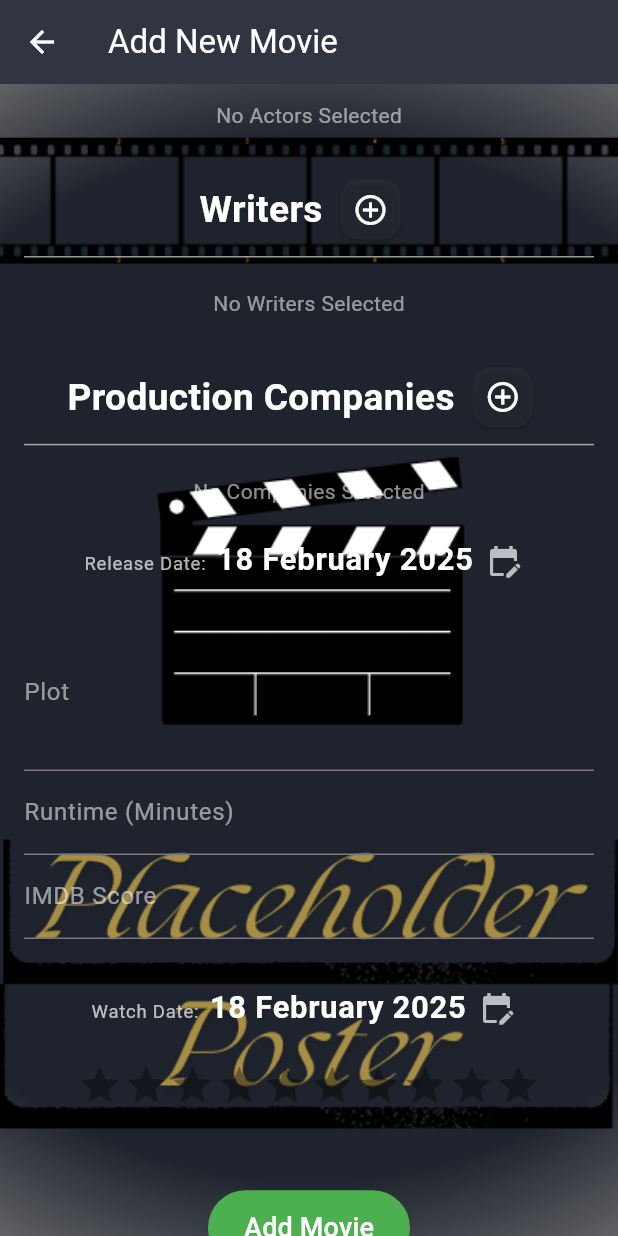
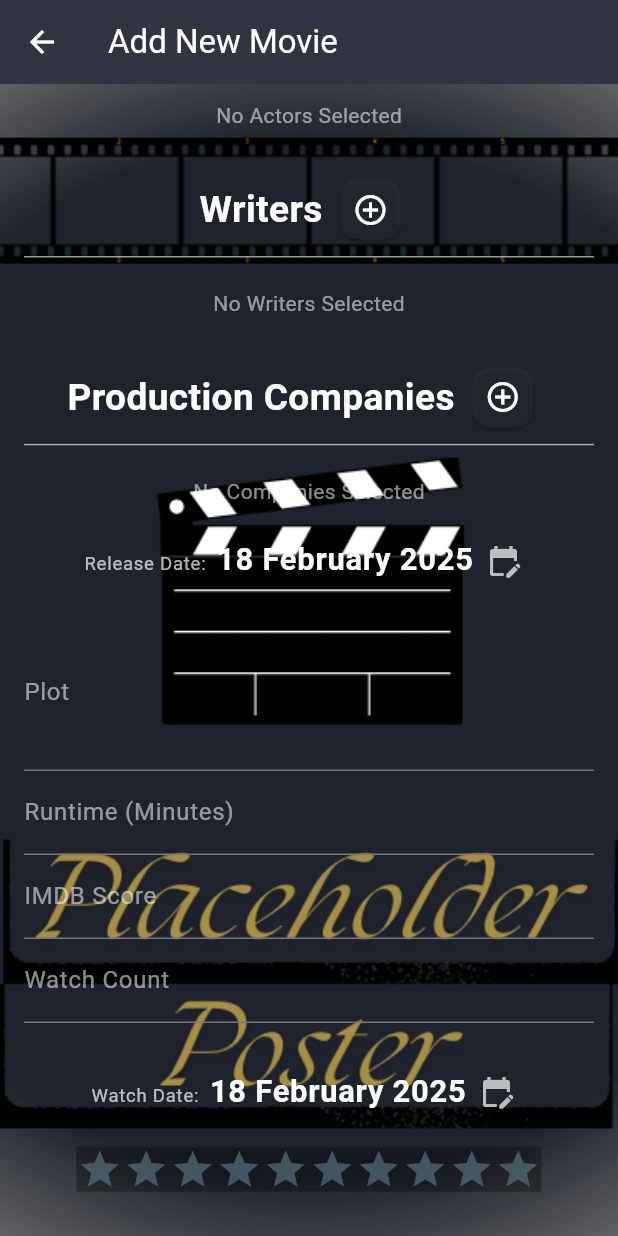
Before and after one commit to MertAliUzun/movie_collections_mobile, a Flutter app: the AddMovieScreen screen opened directly with empty values, scrolled down 576 dp, on a phone screen of 412 x 824 dp. Run offline on Flutter 3.47's test engine with Material 3 defaults, Android fonts, the phone set to English and light mode, and no system bars; drawn by our look-alikes of flutter_rating_bar; our stand-ins replace awesome_snackbar_content, connectivity_plus, csv, file_picker, flutter_dotenv, google_sign_in and 6 more; missing offline and left inert: cloudinary_public, country_flags; accounts and stored records are empty; generated files the repository leaves out were written again.

Commit message:
v 7.7 (added watch count)

```diff
--- a/lib/l10n/intl_en.arb
+++ b/lib/l10n/intl_en.arb
@@ -141,5 +141,6 @@
     "errorFetchingMovies": "Error Fetching Movies!",
     "daily": "Daily",
     "weekly": "Weekly",
-    "monthly": "Monthly"
+    "monthly": "Monthly",
+    "watchCount": "Watch Count"
 }
--- a/lib/l10n/intl_tr.arb
+++ b/lib/l10n/intl_tr.arb
@@ -141,5 +141,6 @@
     "errorFetchingMovies": "Filmleri Alırken Hata Oluştu!",
     "daily": "Günlük",
     "weekly": "Haftalık",
-    "monthly": "Aylık"
+    "monthly": "Aylık",
+    "watchCount": "İzleme Sayısı"
 }
--- a/lib/models/movie_model.dart
+++ b/lib/models/movie_model.dart
@@ -71,7 +71,10 @@ class Movie {
   final double? revenue;
 
   @HiveField(22)
-  final bool toSync;
+  final bool? toSync;
+
+  @HiveField(23)
+  final int? watchCount;
 
   //delete writers
     /*"cast": [
@@ -103,6 +106,7 @@ class Movie {
     this.popularity,
     this.revenue,
     this.toSync = false,
+    this.watchCount,
   });
 
   Map<String, dynamic> toJson() {
@@ -130,6 +134,7 @@ class Movie {
       'budget' : budget,
       'revenue' : revenue,
       'toSync': toSync,
+      'watchCount': watchCount,
     };
   }
 
@@ -158,6 +163,7 @@ class Movie {
       budget: json['budget']?.toDouble(),
       revenue: json['revenue']?.toDouble(),
       toSync: json['toSync'] ?? false,
+      watchCount: json['watchCount']
     );
   }
 }
--- a/lib/screens/add_movie_screen.dart
+++ b/lib/screens/add_movie_screen.dart
@@ -44,6 +44,7 @@ class _AddMovieScreenState extends State<AddMovieScreen> {
   final _directorNameController = TextEditingController();
   final _plotController = TextEditingController();
   final _runtimeController = TextEditingController();
+  final _watchCountController = TextEditingController();
   final _imdbRatingController = TextEditingController();
   final _sortTitleController = TextEditingController();
   final _productionCompanyController = TextEditingController();
@@ -290,6 +291,9 @@ class _AddMovieScreenState extends State<AddMovieScreen> {
         imdbRating: _imdbRatingController.text.isNotEmpty
             ? double.tryParse(_imdbRatingController.text)
             : null,
+        watchCount: _watchCountController.text.isNotEmpty
+            ? int.tryParse(_watchCountController.text)
+            : null,
         writers: _selectedWriters.isNotEmpty
             ? _selectedWriters
             : null,
@@ -524,7 +528,7 @@ class _AddMovieScreenState extends State<AddMovieScreen> {
       _runtimeController.text = widget.movie!.runtime?.toString() ?? '';
       _imdbRatingController.text = widget.movie!.imdbRating?.toString() ?? '';
       _sortTitleController.text = widget.movie!.customSortTitle ?? '';
-
+      _watchCountController.text = widget.movie!.watchCount?.toString() ?? '';
       // Tarihler
       _selectedDate = widget.movie!.releaseDate;
       _watchedDate = widget.movie!.watchDate ?? DateTime.now();
@@ -676,7 +680,7 @@ class _AddMovieScreenState extends State<AddMovieScreen> {
                         onPressed: () async {
                           await _addDetails('Add Genre', (genre) {
                             setState(() {
-                              _selectedWriters.add(genre);
+                              _selectedGenres.add(genre);
                             });
                           });
                         },
@@ -1104,6 +1108,22 @@ class _AddMovieScreenState extends State<AddMovieScreen> {
                     return null;
                   },
                 ),
+                if(!widget.isFromWishlist)
+                TextFormField(
+                  controller: _watchCountController,
+                  decoration: InputDecoration(labelText: S.of(context).watchCount, labelStyle: TextStyle(color: Colors.white54),),
+                  keyboardType: TextInputType.number,
+                  validator: (value) {
+                    if (value != null && value.isNotEmpty) {
+                      final number = int.tryParse(value);
+                      if (number == null) {
+                        return S.of(context).enterValidNumber;
+                      }
+                    }
+                    return null;
+                  },
+                  style: const TextStyle(color: Colors.white),
+                ),
                 /*TextFormField(
                   controller: _popularityController,
                   decoration: const InputDecoration(labelText: 'Popularity', labelStyle: TextStyle(color: Colors.white54)),
@@ -1152,7 +1172,16 @@ class _AddMovieScreenState extends State<AddMovieScreen> {
                     ),
                     onTap: () => _watchDate(context),
                   ),
+                  Stack(
+                      children: [
+                        Positioned.fill(
+                            child: Container(
+                              color: Colors.black.withOpacity(0.3), // Siyah yarı saydam filtre
+                            ),
+                ),
+                if(!widget.isFromWishlist)
                 RatingBar.builder(
+                  unratedColor: Colors.blueGrey.withOpacity(0.6),
                   itemSize: 30,
                   initialRating: _userScore,
                   minRating: 0,
@@ -1167,10 +1196,22 @@ class _AddMovieScreenState extends State<AddMovieScreen> {
                     });
                   },
                 ),
+                      ],
+                    ),
 
                   },
                   if (widget.isFromWishlist)
+                    Padding(
+                      padding: const EdgeInsets.fromLTRB(0, 25, 0, 0),
+                      child: Stack(
+                        children: [
+                            Positioned.fill(
+                            child: Container(
+                              color: Colors.black.withOpacity(0.3), // Siyah yarı saydam filtre
+                            ),
+                          ),
                           RatingBar.builder(
+                          unratedColor: Colors.blueGrey.withOpacity(0.6),
                           itemSize: 30,
                           initialRating: _hypeScore,
                           minRating: 0,
@@ -1184,6 +1225,9 @@ class _AddMovieScreenState extends State<AddMovieScreen> {
                               _hypeScore = rating;
                             });
                           },
+                        ),
+                        ],
+                      ),
                     ),
                 SizedBox(height: 30,),
                 //Upload Image
@@ -1248,6 +1292,7 @@ class _AddMovieScreenState extends State<AddMovieScreen> {
     _plotController.dispose();
     _runtimeController.dispose();
     _imdbRatingController.dispose();
+    _watchCountController.dispose();
     _productionCompanyController.dispose();
     _countryController.dispose();
     _popularityController.dispose();
--- a/lib/screens/collection_screen.dart
+++ b/lib/screens/collection_screen.dart
@@ -104,6 +104,8 @@ class _CollectionScreenState extends State<CollectionScreen> {
         comparison = a.imdbRating!.compareTo(b.imdbRating!);
       } else if (_sortBy == 'runtime') {
         comparison = a.runtime!.compareTo(b.runtime!);
+      } else if (_sortBy == 'watchCount') {
+        comparison = a.watchCount!.compareTo(b.watchCount!);
       } else if (_sortBy == 'userScore') {
         comparison = a.userScore!.compareTo(b.userScore!);
       } else if (_sortBy == 'watchDate') {
--- a/lib/widgets/sort_widget.dart
+++ b/lib/widgets/sort_widget.dart
@@ -26,6 +26,7 @@ class SortWidget extends StatelessWidget {
       const DropdownMenuItem(value: 'imdbRating', child: Text('IMDB Puanı')),
       const DropdownMenuItem(value: 'rtRating', child: Text('Rotten Tomatoes Puanı')),
       const DropdownMenuItem(value: 'runtime', child: Text('Süre')),
+      const DropdownMenuItem(value: 'watchCount', child: Text('İzleme Sayısı')),
 
 
     ];
```
Also changed, not shown: lib/screens/edit_movie_screen.dart (+23 -0 lines), lib/widgets/drawer_widget.dart (+7 -3 lines), lib/generated/intl/messages_en.dart, lib/generated/intl/messages_tr.dart, lib/generated/l10n.dart, lib/models/movie_model.g.dart. Lines whose indentation alone changed are shown as unchanged.
